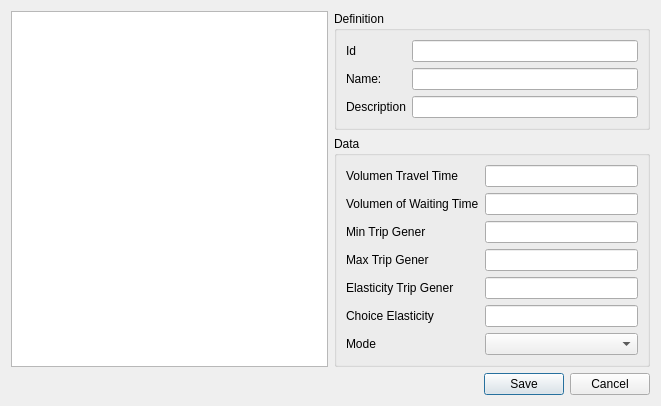
The window that add_category.ui (TomasdelaBarra/QTRANUS) describes before a commit, drawn with Qt 5.
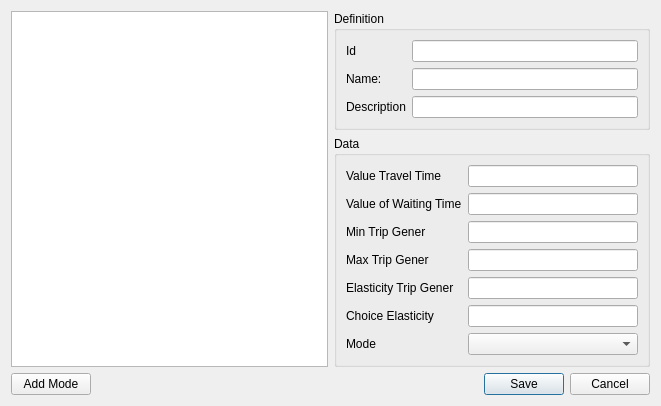
The same window after the commit.

```diff
--- a/add_category.ui
+++ b/add_category.ui
@@ -7,13 +7,13 @@
     <x>0</x>
     <y>0</y>
     <width>661</width>
-    <height>377</height>
+    <height>379</height>
    </rect>
   </property>
   <property name="windowTitle">
    <string>Add new category</string>
   </property>
-  <layout class="QVBoxLayout" name="verticalLayout_4">
+  <layout class="QHBoxLayout" name="horizontalLayout_4">
    <item>
     <layout class="QVBoxLayout" name="verticalLayout_3">
      <item>
@@ -94,14 +94,14 @@
               <item row="0" column="0">
                <widget class="QLabel" name="label">
                 <property name="text">
-                 <string>Volumen Travel Time</string>
+                 <string>Value Travel Time</string>
                 </property>
                </widget>
               </item>
               <item row="1" column="0">
                <widget class="QLabel" name="label_4">
                 <property name="text">
-                 <string>Volumen of Waiting Time</string>
+                 <string>Value of Waiting Time</string>
                 </property>
                </widget>
               </item>
@@ -168,7 +168,32 @@
       </layout>
      </item>
      <item>
+      <layout class="QHBoxLayout" name="horizontalLayout_3">
+       <item>
+        <widget class="QPushButton" name="add_mode">
+         <property name="text">
+          <string>Add Mode</string>
+         </property>
+        </widget>
+       </item>
+       <item>
+        <spacer name="horizontalSpacer">
+         <property name="orientation">
+          <enum>Qt::Horizontal</enum>
+         </property>
+         <property name="sizeHint" stdset="0">
+          <size>
+           <width>40</width>
+           <height>20</height>
+          </size>
+         </property>
+        </spacer>
+       </item>
+       <item>
       <widget class="QDialogButtonBox" name="buttonBox">
+         <property name="enabled">
+          <bool>true</bool>
+         </property>
        <property name="orientation">
         <enum>Qt::Horizontal</enum>
        </property>
@@ -176,6 +201,8 @@
         <set>QDialogButtonBox::Cancel|QDialogButtonBox::Save</set>
        </property>
       </widget>
+       </item>
+      </layout>
      </item>
     </layout>
    </item>
```
Lines whose indentation alone changed are shown as unchanged.
